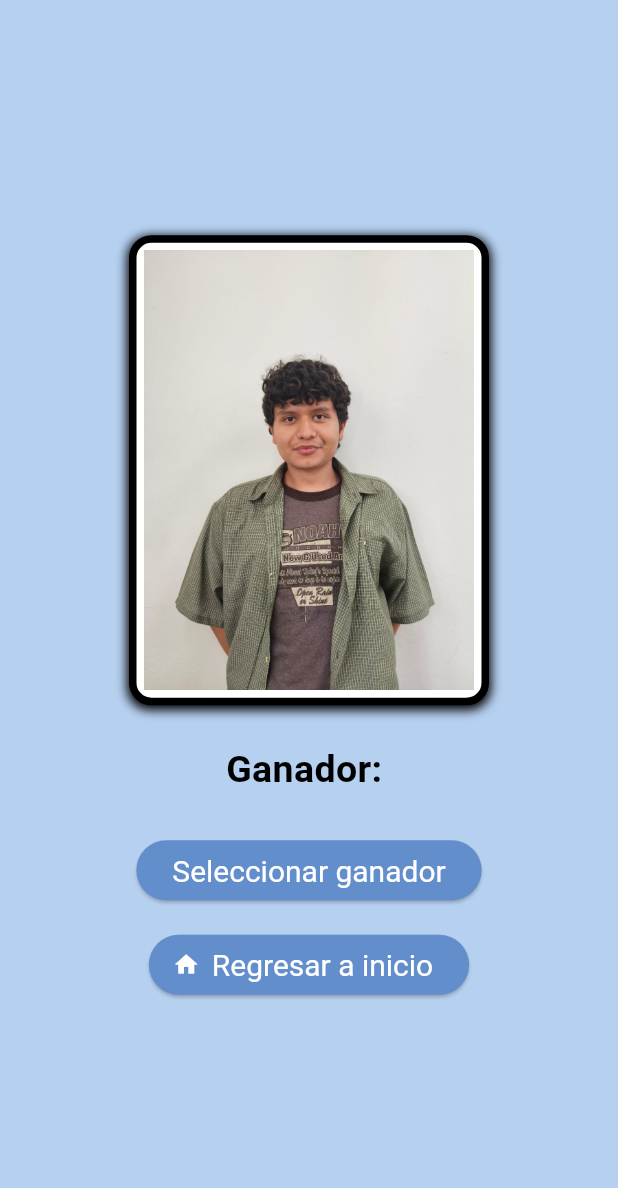
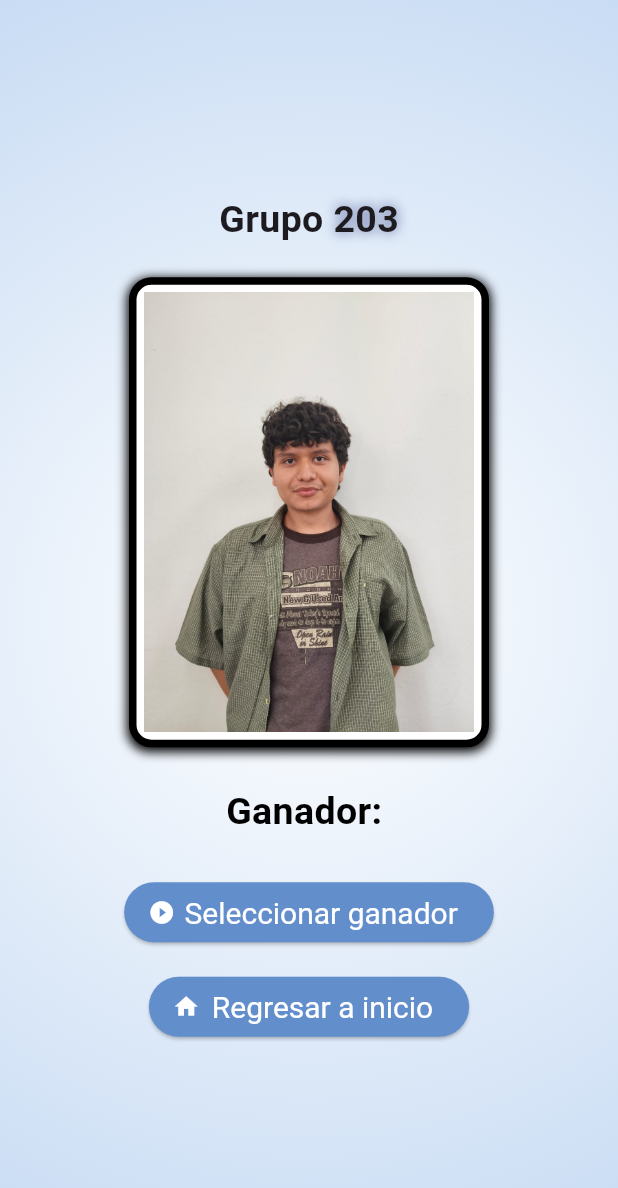
Before and after one commit to albertholto0/Desarrollo-aplicaciones-moviles, a Flutter app: the screen it shows after launch, after a tap on "2° SEMESTRE", on a phone screen of 412 x 824 dp. Shown: the top 1188 px of the screen. Run offline on Flutter 3.47's test engine with Material 3 defaults, Android fonts, the phone set to English and light mode, and no system bars.

Commit message:
Se modificó el examen con las indicaciones del profesor

```diff
--- a/examen_parcial2 copy/lib/main.dart
+++ b/examen_parcial2 copy/lib/main.dart
@@ -69,6 +69,15 @@ class HomeRuleta extends StatelessWidget {
   Widget build(BuildContext context) {
     return Scaffold(
       body: Container(
+        decoration: BoxDecoration(
+          gradient: RadialGradient(
+            colors: [
+              const Color.fromARGB(255, 255, 255, 255),
+              Color.fromARGB(255, 182, 208, 240),
+            ],
+            radius: 1.5,
+          ),
+        ),
         child: Center(
           child: Column(
             /**
@@ -78,39 +87,60 @@ class HomeRuleta extends StatelessWidget {
              */
             mainAxisAlignment: MainAxisAlignment.center,
             children: [
-              ElevatedButton(
+              Text(
+                "Seleccione un semestre",
+                style: TextStyle(
+                  fontSize: 25,
+                  color: Colors.black,
+                  fontWeight: FontWeight.bold,
+                  shadows: [
+                    Shadow(
+                      blurRadius: 10,
+                      color: const Color.fromARGB(255, 199, 152, 221),
+                      offset: Offset(0, 0),
+                    ),
+                  ],
+                ),
+              ),
+              SizedBox(height: 30),
+              ElevatedButton.icon(
                 onPressed: () {
                   startRuleta(2);
                 },
-                child: Text("2° SEMESTRE"),
+                icon: Icon(Icons.engineering), // Porque son ingenieros
+                label: Text("2° SEMESTRE"),
               ),
               const SizedBox(height: 30),
-              ElevatedButton(
+              ElevatedButton.icon(
                 onPressed: () {
                   startRuleta(4);
                 },
-                child: Text("4° SEMESTRE"),
+                icon: Icon(Icons.computer),
+                label: Text("4° SEMESTRE"),
               ),
               const SizedBox(height: 30),
-              ElevatedButton(
+              ElevatedButton.icon(
                 onPressed: () {
                   startRuleta(6);
                 },
-                child: Text("6° SEMESTRE"),
+                icon: Icon(Icons.android),
+                label: Text("6° SEMESTRE"),
               ),
               const SizedBox(height: 30),
-              ElevatedButton(
+              ElevatedButton.icon(
                 onPressed: () {
                   startRuleta(8);
                 },
-                child: Text("8° SEMESTRE"),
+                icon: Icon(Icons.stay_current_portrait_rounded),
+                label: Text("8° SEMESTRE"),
               ),
               const SizedBox(height: 30),
-              ElevatedButton(
+              ElevatedButton.icon(
                 onPressed: () {
                   startRuleta(10);
                 },
-                child: Text("10° SEMESTRE"),
+                icon: Icon(Icons.class_),
+                label: Text("10° SEMESTRE"),
               ),
             ],
           ),
--- a/examen_parcial2 copy/lib/ruleta.dart
+++ b/examen_parcial2 copy/lib/ruleta.dart
@@ -15,6 +15,15 @@ class BodyRuleta extends StatefulWidget {
 class _BodyRuletaState extends State<BodyRuleta> {
   late String _rutaDado;
   late String nombreGanador = "";
+  late String nombreGrupo = "";
+  // Nombre del semestre
+  final Map<int, String> nombreSemestre = {
+    2: "203",
+    4: "403",
+    6: "603",
+    8: "803",
+    10: "1003",
+  };
   // Mapeo de la cantidad de alumnos por semestres
   final Map<int, int> alumnosPorSemestre = {2: 19, 4: 11, 6: 7, 8: 7, 10: 3};
   // Mapeo de los nombres de alumnos por semestre y número.
@@ -79,6 +88,7 @@ class _BodyRuletaState extends State<BodyRuleta> {
     super.initState();
     // Inicializa con la primera imagen
     _rutaDado = "assets/images/semestre${widget.semestre}/cara1.jpg";
+    nombreGrupo = nombreSemestre[widget.semestre]!;
   }
 
   var _estaAnimado = false; // Esto evita animaciones simultaneas
@@ -114,11 +124,43 @@ class _BodyRuletaState extends State<BodyRuleta> {
   Widget build(BuildContext context) {
     return Scaffold(
       body: Container(
-        decoration: BoxDecoration(color: Color.fromARGB(255, 182, 208, 240)),
+        decoration: BoxDecoration(
+          gradient: RadialGradient(
+            colors: [
+              const Color.fromARGB(255, 255, 255, 255),
+              Color.fromARGB(255, 182, 208, 240),
+            ],
+            radius: 1.5,
+          ),
+        ),
         child: Center(
           child: Column(
             mainAxisAlignment: MainAxisAlignment.center,
             children: [
+              Row(
+                mainAxisAlignment: MainAxisAlignment.center,
+                children: [
+                  Text(
+                    "Grupo ",
+                    style: TextStyle(fontSize: 25, fontWeight: FontWeight.bold),
+                  ),
+                  Text(
+                    nombreGrupo,
+                    style: TextStyle(
+                      fontSize: 25,
+                      fontWeight: FontWeight.bold,
+                      shadows: [
+                        Shadow(
+                          blurRadius: 10,
+                          color: const Color.fromARGB(255, 96, 107, 161),
+                          offset: Offset(0, 0),
+                        ),
+                      ],
+                    ),
+                  ),
+                ],
+              ),
+              SizedBox(height: 20),
               Container(
                 decoration: BoxDecoration(
                   color: Colors.white,
@@ -166,14 +208,15 @@ class _BodyRuletaState extends State<BodyRuleta> {
                 ],
               ),
               SizedBox(height: 25),
-              ElevatedButton(
+              ElevatedButton.icon(
                 onPressed: girarDado,
                 style: ElevatedButton.styleFrom(
                   backgroundColor: const Color.fromARGB(255, 98, 142, 204),
                   foregroundColor: const Color.fromARGB(255, 255, 255, 255),
                   textStyle: TextStyle(fontSize: 20),
                 ),
-                child: Text("Seleccionar ganador"),
+                icon: Icon(Icons.play_circle_filled),
+                label: Text("Seleccionar ganador"),
               ),
               SizedBox(height: 15),
               ElevatedButton.icon(
```
